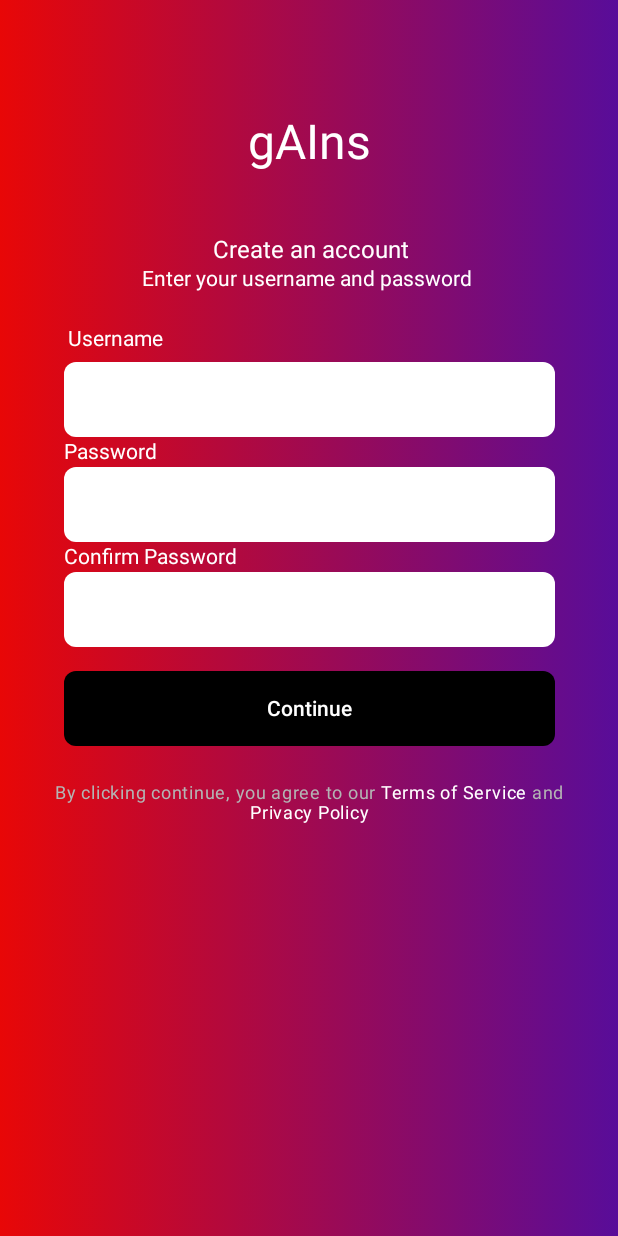
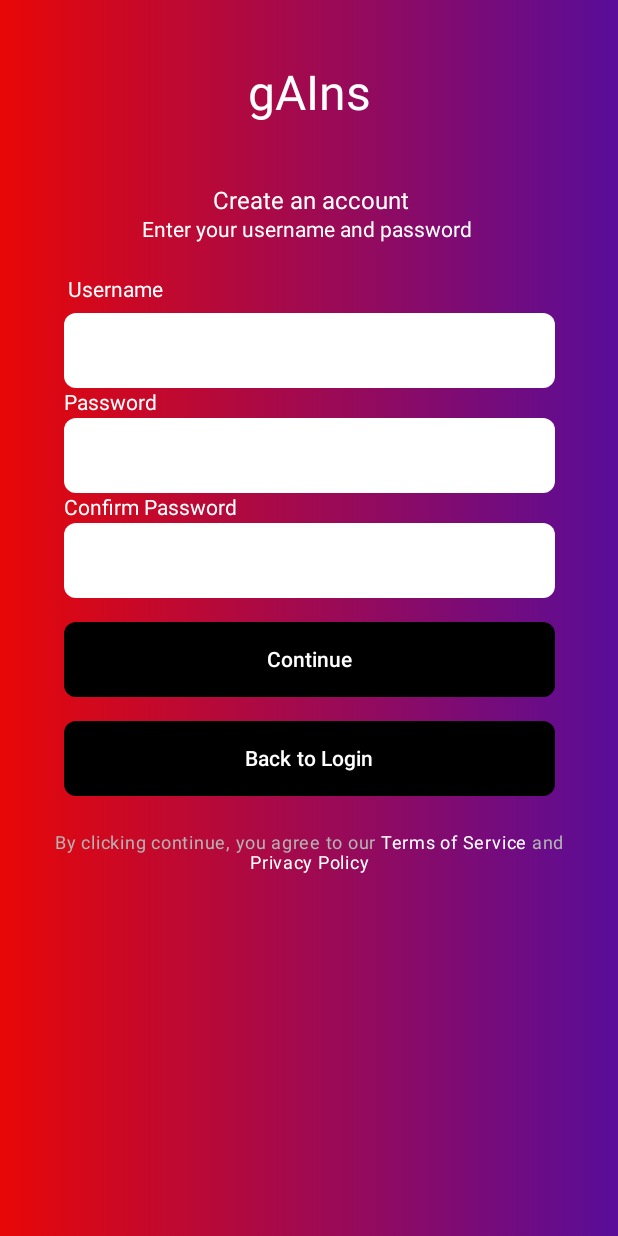
Before and after one commit to anthonytk31415/gains, an Android app built with Jetpack Compose: the composable NewAccount2 called with empty values, on a phone screen of 412 x 824 dp. Run offline under Robolectric (Android 15) with nearby library versions, the phone set to English and light mode, and no system bars; our stand-ins replace Firebase (no records; nobody signed in at launch, a user with empty details on screens opened directly).

Commit message:
Added back to login button to NewAccountScreen2

```diff
--- a/kotlin/app/src/main/java/com/example/gains/onboarding/NewAccount2Screen.kt
+++ b/kotlin/app/src/main/java/com/example/gains/onboarding/NewAccount2Screen.kt
@@ -246,6 +246,30 @@ fun NewAccount2(navController: NavController, email: String, modifier: Modifier
                         )
                     }
                 }
+                // Back to Login
+                Button(
+                    onClick = {
+                        navController.navigate("Login") {
+                            popUpTo("Login") { inclusive = true }
+                            launchSingleTop = true
+                        }
+                    },
+                    modifier = Modifier
+                        .fillMaxWidth()
+                        .height(50.dp),
+                    shape = RoundedCornerShape(8.dp),
+                    colors = ButtonDefaults.buttonColors(
+                        containerColor = Color.Black,
+                        contentColor = Color.White
+                    ),
+                    contentPadding = PaddingValues(0.dp)
+                ) {
+                    Text(
+                        text = "Back to Login",
+                        fontSize = 14.sp,
+                        fontWeight = FontWeight.Medium
+                    )
+                }
             }
             Text(
                 textAlign = TextAlign.Center,
```
Also changed, not shown: 33 other files.
